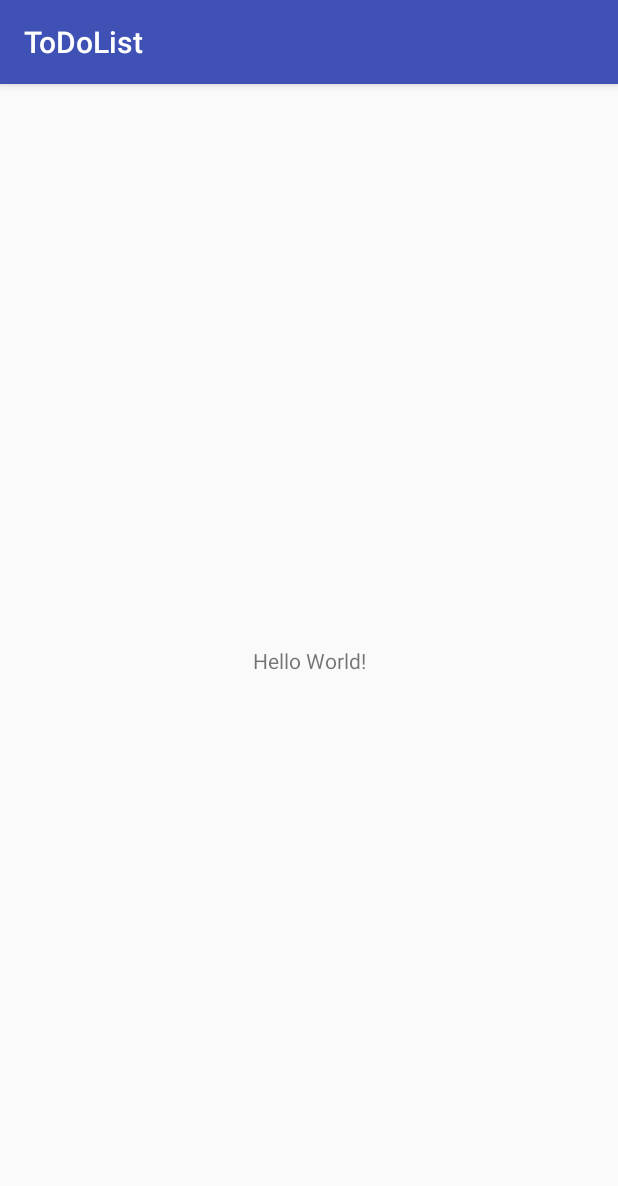
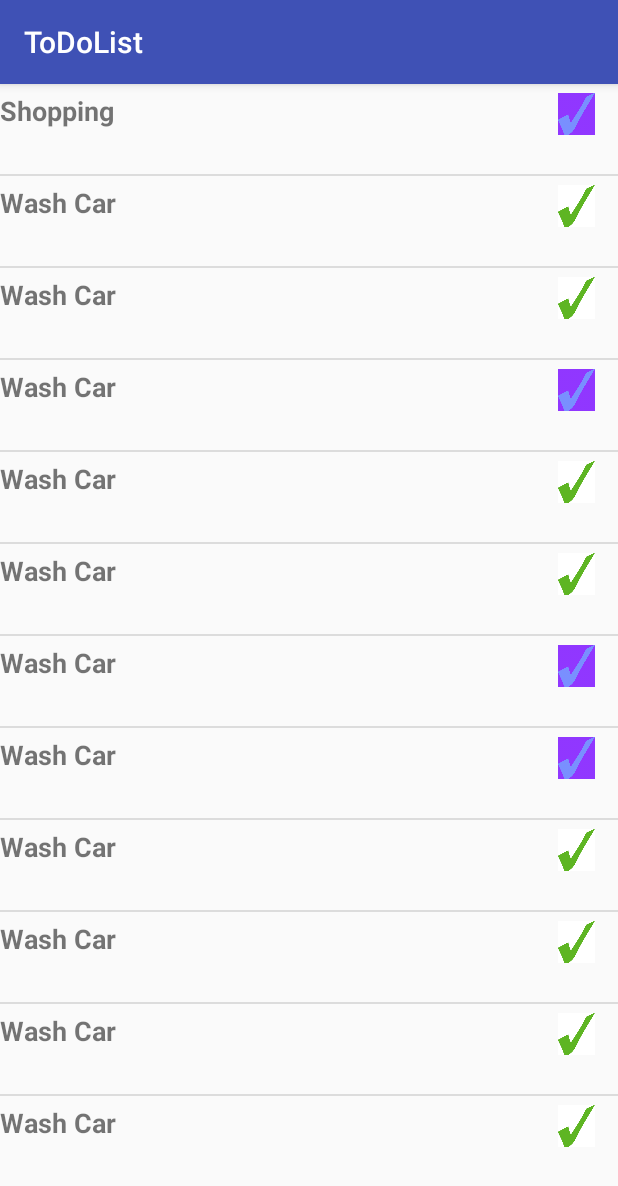
Before and after one commit to rob-code/Project2_ToDoList, an Android app: the screen it shows after launch (ListActivity), on a phone screen of 412 x 824 dp. Shown: the top 1186 px of the screen. Run offline under Robolectric (Android 15) with nearby library versions, the phone set to English and light mode, and no system bars.

Commit message:
added flags for tasks done / not done to ListView

```diff
--- a/app/src/main/java/com/codeclan/todolist/ListActivity.java
+++ b/app/src/main/java/com/codeclan/todolist/ListActivity.java
@@ -1,7 +1,14 @@
 package com.codeclan.todolist;
 
+import android.content.Intent;
 import android.support.v7.app.AppCompatActivity;
 import android.os.Bundle;
+import android.util.Log;
+import android.view.View;
+import android.widget.ListView;
+import android.widget.TextView;
+
+import java.util.ArrayList;
 
 public class ListActivity extends AppCompatActivity {
 
@@ -9,5 +16,51 @@ public class ListActivity extends AppCompatActivity {
     protected void onCreate(Bundle savedInstanceState) {
         super.onCreate(savedInstanceState);
         setContentView(R.layout.task_list);
+
+        TaskList taskList = new TaskList();
+        Task task1 = new Task("Shopping", "Get razor blades", "Personal", false);
+        Task task2 = new Task("Wash Car", "Must get more soap", "Car", true);
+        Task task3 = new Task("Wash Car", "Must get more soap", "Car", true);
+        Task task4 = new Task("Wash Car", "Must get more soap", "Car", false);
+        Task task5 = new Task("Wash Car", "Must get more soap", "Car", true);
+        Task task6 = new Task("Wash Car", "Must get more soap", "Car", true);
+        Task task7 = new Task("Wash Car", "Must get more soap", "Car", false);
+        Task task8 = new Task("Wash Car", "Must get more soap", "Car", false);
+        Task task9 = new Task("Wash Car", "Must get more soap", "Car", true);
+        Task task10 = new Task("Wash Car", "Must get more soap", "Car", true);
+        Task task11 = new Task("Wash Car", "Must get more soap", "Car", true);
+        Task task12 = new Task("Wash Car", "Must get more soap", "Car", true);
+
+        taskList.addTask(task1);
+        taskList.addTask(task2);
+        taskList.addTask(task3);
+        taskList.addTask(task4);
+        taskList.addTask(task5);
+        taskList.addTask(task6);
+        taskList.addTask(task7);
+        taskList.addTask(task8);
+        taskList.addTask(task9);
+        taskList.addTask(task10);
+        taskList.addTask(task11);
+        taskList.addTask(task12);
+
+        ArrayList<Task> list = taskList.getList();
+
+        ListAdapter listAdapter = new ListAdapter(this, list);
+
+        ListView listView = (ListView)findViewById(R.id.list);
+        listView.setAdapter(listAdapter);
     }
+
+    public void titleClicked(View textView){
+
+        TextView title = (TextView) textView;
+        Log.d("clicked", "clicked!");
+        //Intent intent = new Intent(this, InfoActivity.class);
+        //intent.putExtra("knot_selected", title.getText().toString());
+        //startActivity(intent);
+    }
+
+
+
 }
--- a/app/src/main/java/com/codeclan/todolist/ListAdapter.java
+++ b/app/src/main/java/com/codeclan/todolist/ListAdapter.java
@@ -28,20 +28,20 @@ public class ListAdapter extends ArrayAdapter<Task> {
 
         Task currentTask = getItem(position);
 
-        ImageView completionStatus (ImageView)listItemView.findViewById(R.id.image);
+        ImageView completionStatus = (ImageView)listItemView.findViewById(R.id.is_done_image);
 
         if (currentTask.isDone()) {
-            completionStatus.setImageResource(currentTask.getDoneFlag());
+            completionStatus.setImageResource(R.drawable.green_tick);
         }
         else
         {
-            completionStatus.setImageResource(currentTask.getNotDoneFlag());
+            completionStatus.setImageResource(R.drawable.white_tick);
         }
 
         TextView name = (TextView)listItemView.findViewById(R.id.name);
         name.setText(currentTask.getName().toString());
 
-
+        return listItemView;
 
     }
 
--- a/app/src/main/res/drawable/ic_home_black_24dp.xml
+++ /dev/null
@@ -1,9 +0,0 @@
-<vector xmlns:android="http://schemas.android.com/apk/res/android"
-    android:width="24dp"
-    android:height="24dp"
-    android:viewportHeight="24.0"
-    android:viewportWidth="24.0">
-    <path
-        android:fillColor="#FF000000"
-        android:pathData="M10,20v-6h4v6h5v-8h3L12,3 2,12h3v8z" />
-</vector>
--- a/app/src/main/res/drawable/ic_notifications_black_24dp.xml
+++ /dev/null
@@ -1,9 +0,0 @@
-<vector xmlns:android="http://schemas.android.com/apk/res/android"
-    android:width="24dp"
-    android:height="24dp"
-    android:viewportHeight="24.0"
-    android:viewportWidth="24.0">
-    <path
-        android:fillColor="#FF000000"
-        android:pathData="M12,22c1.1,0 2,-0.9 2,-2h-4c0,1.1 0.89,2 2,2zM18,16v-5c0,-3.07 -1.64,-5.64 -4.5,-6.32L13.5,4c0,-0.83 -0.67,-1.5 -1.5,-1.5s-1.5,0.67 -1.5,1.5v0.68C7.63,5.36 6,7.92 6,11v5l-2,2v1h16v-1l-2,-2z" />
-</vector>
--- a/app/src/main/res/layout/task_item.xml
+++ b/app/src/main/res/layout/task_item.xml
@@ -1,6 +1,25 @@
 <?xml version="1.0" encoding="utf-8"?>
-<LinearLayout xmlns:android="http://schemas.android.com/apk/res/android"
-    android:orientation="vertical" android:layout_width="match_parent"
-    android:layout_height="match_parent">
+<RelativeLayout xmlns:android="http://schemas.android.com/apk/res/android"
+    android:orientation="horizontal" android:layout_width="match_parent"
+    android:layout_height="60dp">
 
-</LinearLayout>
+    <TextView
+        android:id="@+id/name"
+        android:layout_width="match_parent"
+        android:layout_height="wrap_content"
+        android:layout_alignParentLeft="true"
+        android:paddingTop="5dp"
+        android:textSize="18dp"
+        android:textStyle="bold"
+        />
+
+    <ImageView
+        android:id="@+id/is_done_image"
+        android:layout_width="40dp"
+        android:layout_height="40dp"
+        android:layout_weight="1"
+        android:paddingRight="15dp"
+        android:layout_alignParentRight="true"
+        />
+
+</RelativeLayout>
--- a/app/src/main/res/layout/task_list.xml
+++ b/app/src/main/res/layout/task_list.xml
@@ -1,18 +1,16 @@
 <?xml version="1.0" encoding="utf-8"?>
-<android.support.constraint.ConstraintLayout xmlns:android="http://schemas.android.com/apk/res/android"
-    xmlns:app="http://schemas.android.com/apk/res-auto"
-    xmlns:tools="http://schemas.android.com/tools"
+<LinearLayout xmlns:android="http://schemas.android.com/apk/res/android"
+    android:orientation="vertical"
     android:layout_width="match_parent"
-    android:layout_height="match_parent"
-    tools:context="com.codeclan.todolist.ListActivity">
+    android:layout_height="match_parent">
 
-    <TextView
+
+    <ListView
+        android:id="@+id/list"
         android:layout_width="wrap_content"
-        android:layout_height="wrap_content"
-        android:text="Hello World!"
-        app:layout_constraintBottom_toBottomOf="parent"
-        app:layout_constraintLeft_toLeftOf="parent"
-        app:layout_constraintRight_toRightOf="parent"
-        app:layout_constraintTop_toTopOf="parent" />
+        android:layout_height="wrap_content">
+    </ListView>
 
-</android.support.constraint.ConstraintLayout>
+
+
+</LinearLayout>
```
Also changed, not shown: app/src/main/res/drawable/green_tick.png (added), app/src/main/res/drawable/white_tick.png (added).
